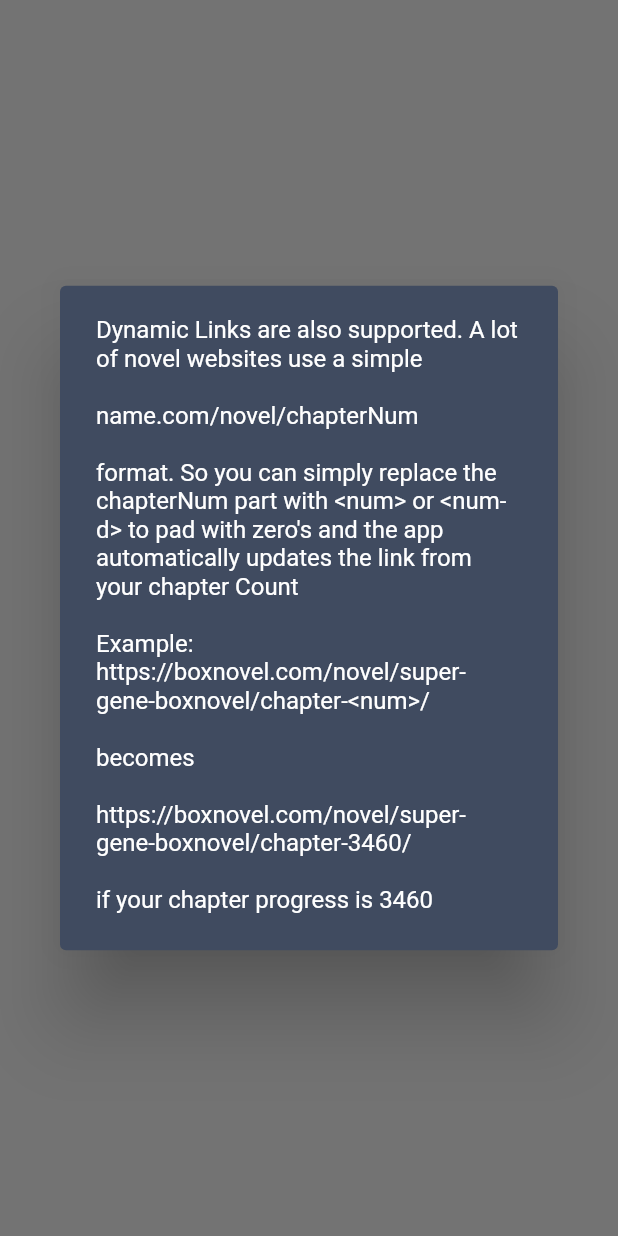
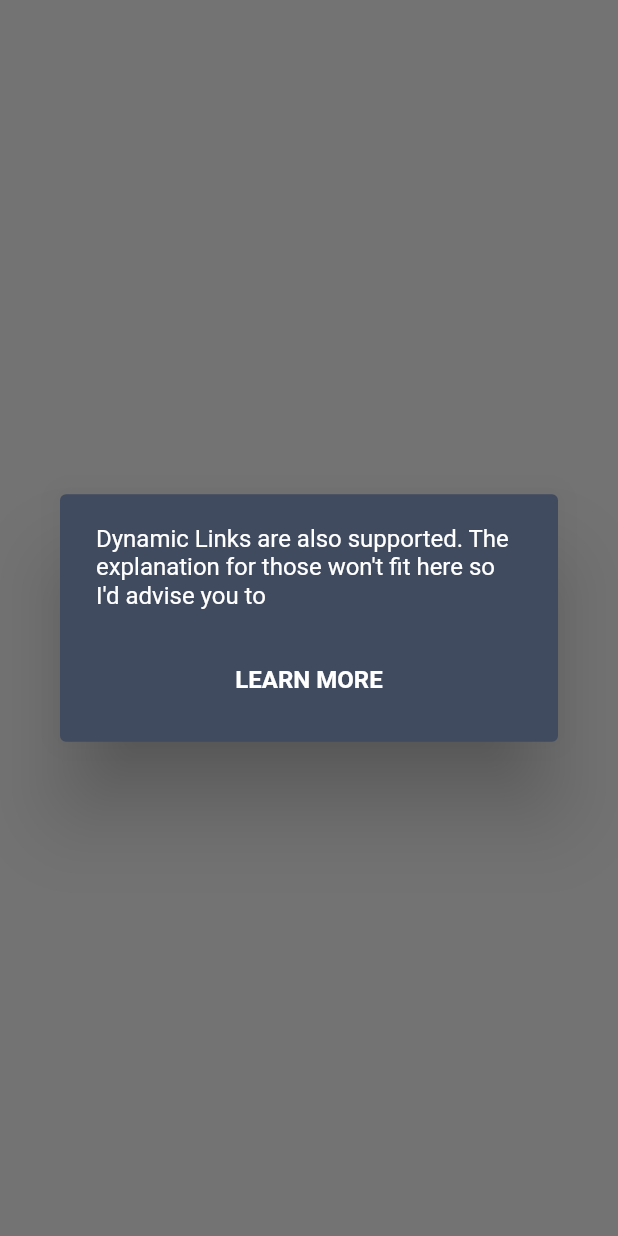
Before and after one commit to OverPoweredDev/Junior, a Flutter app: what showLinkInfo() shows on an empty page, opened directly, on a phone screen of 412 x 824 dp. Run offline on Flutter 3.47's test engine with Material 2 defaults, Android fonts, the phone set to English and light mode, and no system bars; our stand-ins replace file_picker, flutter_tags, permission_handler, settings_ui, shared_preferences; accounts and stored records are empty.

Commit message:
fixed dynamic links

```diff
--- a/src/lib/details_page/components/novel_link.dart
+++ b/src/lib/details_page/components/novel_link.dart
@@ -1,4 +1,5 @@
 import 'package:flutter/material.dart';
+import 'package:junior/faq_page/body.dart';
 import 'package:junior/theme.dart';
 
 // ignore: always_use_package_imports
@@ -61,31 +62,63 @@ class NovelLink extends StatelessWidget {
 }
 
 String linkInfo = """
-Dynamic Links are also supported. A lot of novel websites use a simple
-
-name.com/novel/chapterNum
-
-format. So you can simply replace the chapterNum part with <num> or <num-d> to pad with zero's and the app automatically updates the link from your chapter Count
-
-Example:
-https://boxnovel.com/novel/super-gene-boxnovel/chapter-<num>/
-
-becomes
-
-https://boxnovel.com/novel/super-gene-boxnovel/chapter-3460/
-
-if your chapter progress is 3460""";
+Dynamic Links are also supported. The explanation for those won't fit here so I'd advise you to
+""";
 
 showLinkInfo(BuildContext context) {
   showDialog(
     context: context,
     builder: (BuildContext context) => AlertDialog(
-      content: Text(
-        linkInfo,
-        style: TextStyle(color: textColor),
+      content: Column(
+        children: [
+          Text(
+            linkInfo,
+            style: TextStyle(color: textColor),
+          ),
+          const SizedBox(height: 10),
+          const FindMoreButton(),
+        ],
       ),
       backgroundColor: tileColor.withAlpha(255),
       scrollable: true,
     ),
   );
 }
+
+class FindMoreButton extends StatelessWidget {
+  // ignore: use_key_in_widget_constructors
+  const FindMoreButton();
+
+  @override
+  Widget build(BuildContext context) {
+    return Padding(
+      padding: const EdgeInsets.only(left: 15, right: 15),
+      child: Material(
+        color: tileColor,
+        borderRadius: BorderRadius.circular(6.0),
+        child: InkWell(
+          onTap: () {
+            Navigator.pop(context);
+            Navigator.push(
+              context,
+              MaterialPageRoute(builder: (context) => const FAQScreen()),
+            );
+          },
+          child: Container(
+            padding: const EdgeInsets.all(8),
+            width: double.infinity,
+            child: Text(
+              'LEARN MORE',
+              style: TextStyle(
+                fontSize: 16,
+                color: textColor,
+                fontWeight: FontWeight.w600,
+              ),
+              textAlign: TextAlign.center,
+            ),
+          ),
+        ),
+      ),
+    );
+  }
+}
```
